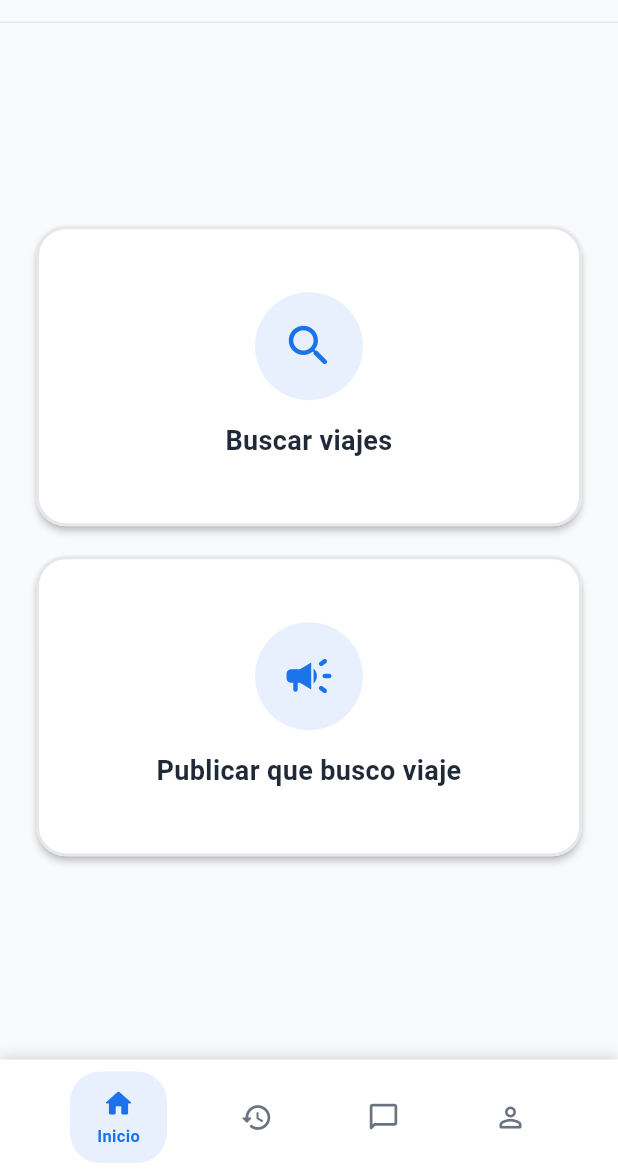
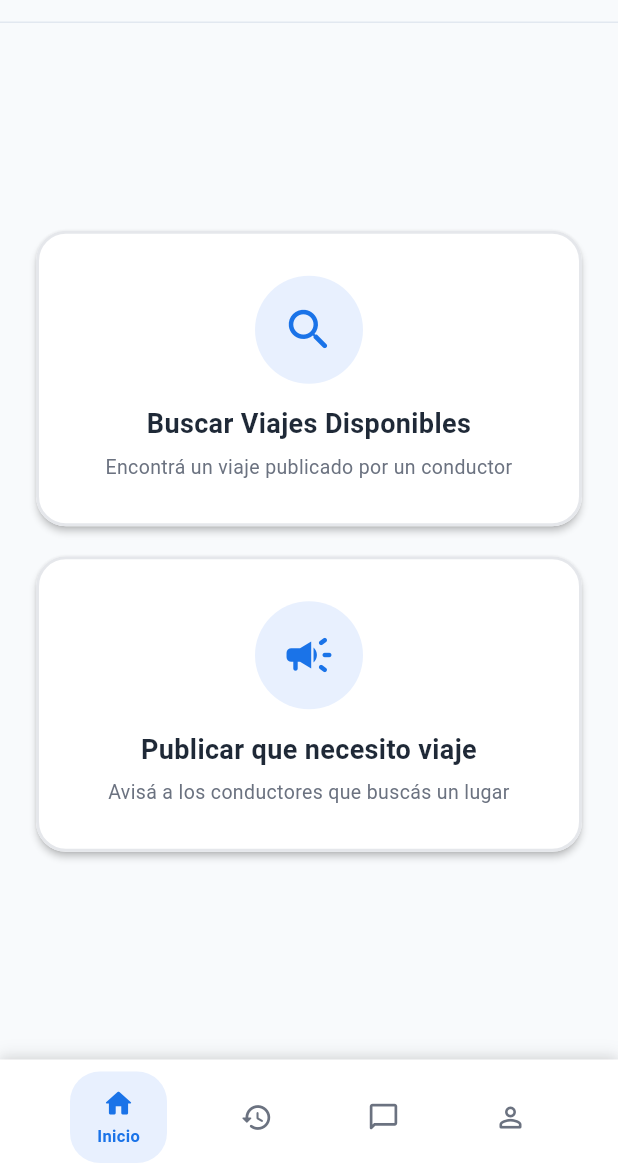
Before and after one commit to AlejoRau/Viajemos, a Flutter app: the PassengerHomeScreen screen opened by its route, on a phone screen of 412 x 824 dp, the part 61-1236 px from its top. Run offline on Flutter 3.47's test engine with Material 3 defaults, Android fonts, the phone set to English and light mode, and no system bars; our stand-ins replace cached_network_image, firebase_core, firebase_messaging, flutter_local_notifications, flutter_map, flutter_native_splash and 10 more; accounts and stored records are empty; network calls fail.

Commit message:
feat: mejora textos pantalla home pasajero
- 'Buscar viajes' → 'Buscar Viajes Disponibles'
- 'Publicar que busco viaje' → 'Publicar que necesito viaje'
- Agrega subtítulo descriptivo en cada opción

Co-Authored-By: Claude Sonnet 4.6 <noreply@anthropic.com>

```diff
--- a/viajemos_app/lib/features/passenger/presentation/passenger_home_screen.dart
+++ b/viajemos_app/lib/features/passenger/presentation/passenger_home_screen.dart
@@ -26,13 +26,15 @@ class PassengerHomeScreen extends ConsumerWidget {
             mainAxisSize: MainAxisSize.min,
             children: [
               RoleOptionCard(
-                label: 'Buscar viajes',
+                label: 'Buscar Viajes Disponibles',
+                subtitle: 'Encontrá un viaje publicado por un conductor',
                 icon: Icons.search_rounded,
                 onTap: () => context.go('/passenger/search-trips'),
               ),
               const SizedBox(height: 20),
               RoleOptionCard(
-                label: 'Publicar que busco viaje',
+                label: 'Publicar que necesito viaje',
+                subtitle: 'Avisá a los conductores que buscás un lugar',
                 icon: Icons.campaign_rounded,
                 onTap: () => context.go('/passenger/create-request'),
               ),
--- a/viajemos_app/lib/shared/widgets/role_option_card.dart
+++ b/viajemos_app/lib/shared/widgets/role_option_card.dart
@@ -7,9 +7,11 @@ class RoleOptionCard extends StatelessWidget {
     required this.label,
     required this.icon,
     required this.onTap,
+    this.subtitle,
   });
 
   final String label;
+  final String? subtitle;
   final IconData icon;
   final VoidCallback onTap;
 
@@ -24,7 +26,7 @@ class RoleOptionCard extends StatelessWidget {
         borderRadius: BorderRadius.circular(20),
         child: Container(
           width: double.infinity,
-          height: 200,
+          padding: const EdgeInsets.symmetric(vertical: 28, horizontal: 20),
           decoration: BoxDecoration(
             border: Border.all(color: AppColors.border, width: 2),
             borderRadius: BorderRadius.circular(20),
@@ -47,10 +49,22 @@ class RoleOptionCard extends StatelessWidget {
                 textAlign: TextAlign.center,
                 style: const TextStyle(
                   fontSize: 18,
-                  fontWeight: FontWeight.w600,
+                  fontWeight: FontWeight.w700,
                   color: AppColors.textPrimary,
                 ),
               ),
+              if (subtitle != null) ...[
+                const SizedBox(height: 6),
+                Text(
+                  subtitle!,
+                  textAlign: TextAlign.center,
+                  style: const TextStyle(
+                    fontSize: 13,
+                    fontWeight: FontWeight.w400,
+                    color: AppColors.textSecondary,
+                  ),
+                ),
+              ],
             ],
           ),
         ),
```
